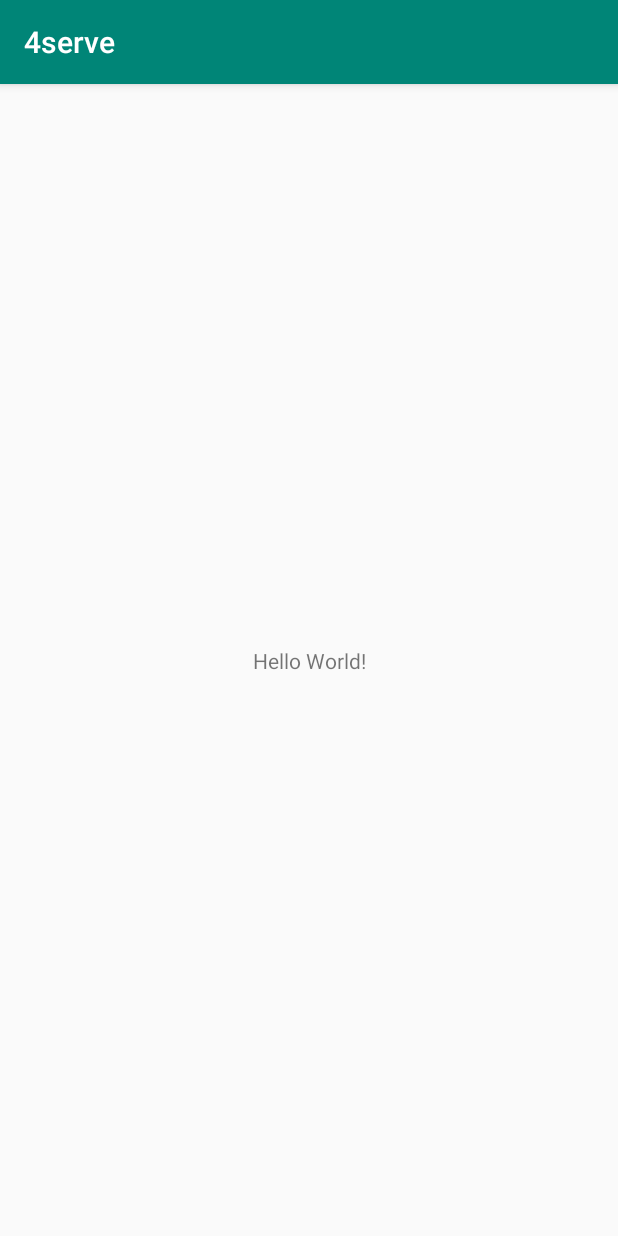
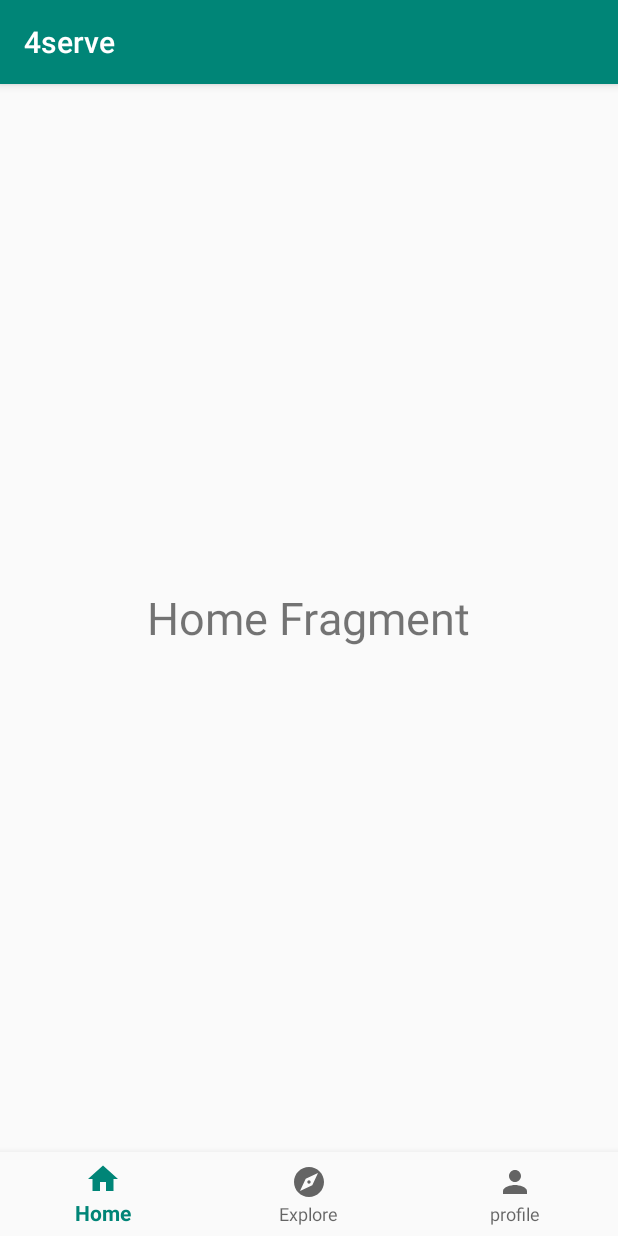
Before and after one commit to sowmya42/4serve, an Android app: the screen it shows after launch (MainActivity), on a phone screen of 412 x 824 dp. Run offline under Robolectric (Android 15) with nearby library versions, the phone set to English and light mode, and no system bars.

Commit message:
Started basic outline of bottom navigation between pages

```diff
--- a/app/build.gradle
+++ b/app/build.gradle
@@ -21,8 +21,10 @@ android {
 dependencies {
     implementation fileTree(dir: 'libs', include: ['*.jar'])
     implementation 'com.android.support:appcompat-v7:28.0.0'
+    implementation 'com.android.support:design:28.0.0'
     implementation 'com.android.support.constraint:constraint-layout:1.1.3'
     testImplementation 'junit:junit:4.12'
     androidTestImplementation 'com.android.support.test:runner:1.0.2'
     androidTestImplementation 'com.android.support.test.espresso:espresso-core:3.0.2'
+    implementation 'com.android.support:design:28.0.0'
 }
--- /dev/null
+++ b/app/src/main/java/com/example/a4serve/HomeFragment.java
@@ -0,0 +1,17 @@
+package com.example.a4serve;
+
+import android.os.Bundle;
+import android.support.annotation.NonNull;
+import android.support.annotation.Nullable;
+import android.support.v4.app.Fragment;
+import android.view.LayoutInflater;
+import android.view.View;
+import android.view.ViewGroup;
+
+public class HomeFragment extends Fragment {
+    @Nullable
+    @Override
+    public View onCreateView(@NonNull LayoutInflater inflater, @Nullable ViewGroup container, @Nullable Bundle savedInstanceState) {
+        return inflater.inflate(R.layout.fragment_home, container, false);
+    }
+}
--- a/app/src/main/java/com/example/a4serve/MainActivity.java
+++ b/app/src/main/java/com/example/a4serve/MainActivity.java
@@ -1,7 +1,11 @@
 package com.example.a4serve;
 
+import android.support.annotation.NonNull;
+import android.support.design.widget.BottomNavigationView;
+import android.support.v4.app.Fragment;
 import android.support.v7.app.AppCompatActivity;
 import android.os.Bundle;
+import android.view.MenuItem;
 
 public class MainActivity extends AppCompatActivity {
 
@@ -9,5 +13,37 @@ public class MainActivity extends AppCompatActivity {
     protected void onCreate(Bundle savedInstanceState) {
         super.onCreate(savedInstanceState);
         setContentView(R.layout.activity_main);
+
+        getSupportFragmentManager().beginTransaction().replace(R.id.fragment_container,
+                new HomeFragment()).commit();
+
+        BottomNavigationView bottomNav = findViewById(R.id.bottom_navigation);
+        bottomNav.setOnNavigationItemSelectedListener(navListener);
     }
+
+    private BottomNavigationView.OnNavigationItemSelectedListener navListener =
+            new BottomNavigationView.OnNavigationItemSelectedListener() {
+                @Override
+                public boolean onNavigationItemSelected(@NonNull MenuItem item) {
+                    Fragment selectedFragment = null;
+
+                    switch(item.getItemId()) {
+                        case R.id.nav_home:
+                            selectedFragment = new HomeFragment();
+                            break;
+                        case R.id.nav_explore:
+                            selectedFragment = new ExploreFragment();
+                            break;
+                        case R.id.nav_profile:
+                            selectedFragment = new ProfileFragment();
+                            break;
+
+                    }
+
+                    getSupportFragmentManager().beginTransaction().replace(R.id.fragment_container,
+                            selectedFragment).commit();
+
+                    return true;
+                }
+            };
 }
--- /dev/null
+++ b/app/src/main/res/drawable/ic_explore_black_24dp.xml
@@ -0,0 +1,9 @@
+<vector xmlns:android="http://schemas.android.com/apk/res/android"
+        android:width="24dp"
+        android:height="24dp"
+        android:viewportWidth="24.0"
+        android:viewportHeight="24.0">
+    <path
+        android:fillColor="#FF000000"
+        android:pathData="M12,10.9c-0.61,0 -1.1,0.49 -1.1,1.1s0.49,1.1 1.1,1.1c0.61,0 1.1,-0.49 1.1,-1.1s-0.49,-1.1 -1.1,-1.1zM12,2C6.48,2 2,6.48 2,12s4.48,10 10,10 10,-4.48 10,-10S17.52,2 12,2zM14.19,14.19L6,18l3.81,-8.19L18,6l-3.81,8.19z"/>
+</vector>
--- /dev/null
+++ b/app/src/main/res/drawable/ic_home_black_24dp.xml
@@ -0,0 +1,9 @@
+<vector xmlns:android="http://schemas.android.com/apk/res/android"
+        android:width="24dp"
+        android:height="24dp"
+        android:viewportWidth="24.0"
+        android:viewportHeight="24.0">
+    <path
+        android:fillColor="#FF000000"
+        android:pathData="M10,20v-6h4v6h5v-8h3L12,3 2,12h3v8z"/>
+</vector>
--- /dev/null
+++ b/app/src/main/res/drawable/ic_person_black_24dp.xml
@@ -0,0 +1,9 @@
+<vector xmlns:android="http://schemas.android.com/apk/res/android"
+        android:width="24dp"
+        android:height="24dp"
+        android:viewportWidth="24.0"
+        android:viewportHeight="24.0">
+    <path
+        android:fillColor="#FF000000"
+        android:pathData="M12,12c2.21,0 4,-1.79 4,-4s-1.79,-4 -4,-4 -4,1.79 -4,4 1.79,4 4,4zM12,14c-2.67,0 -8,1.34 -8,4v2h16v-2c0,-2.66 -5.33,-4 -8,-4z"/>
+</vector>
--- a/app/src/main/res/layout/activity_main.xml
+++ b/app/src/main/res/layout/activity_main.xml
@@ -1,5 +1,5 @@
 <?xml version="1.0" encoding="utf-8"?>
-<android.support.constraint.ConstraintLayout
+<RelativeLayout
     xmlns:android="http://schemas.android.com/apk/res/android"
     xmlns:tools="http://schemas.android.com/tools"
     xmlns:app="http://schemas.android.com/apk/res-auto"
@@ -7,13 +7,18 @@
     android:layout_height="match_parent"
     tools:context=".MainActivity">
 
-    <TextView
-        android:layout_width="wrap_content"
+    <FrameLayout
+        android:id="@+id/fragment_container"
+        android:layout_width="match_parent"
+        android:layout_height="match_parent"
+        android:layout_above="@id/bottom_navigation"/>
+
+    <android.support.design.widget.BottomNavigationView
+        android:id="@+id/bottom_navigation"
+        android:layout_width="match_parent"
         android:layout_height="wrap_content"
-        android:text="Hello World!"
-        app:layout_constraintBottom_toBottomOf="parent"
-        app:layout_constraintLeft_toLeftOf="parent"
-        app:layout_constraintRight_toRightOf="parent"
-        app:layout_constraintTop_toTopOf="parent" />
+        android:layout_alignParentBottom="true"
+        app:menu="@menu/bottom_navigation"
+        android:background="?android:attr/windowBackground"/>
 
-</android.support.constraint.ConstraintLayout>
+</RelativeLayout>
--- /dev/null
+++ b/app/src/main/res/layout/fragment_home.xml
@@ -0,0 +1,13 @@
+<?xml version="1.0" encoding="utf-8"?>
+<RelativeLayout
+    xmlns:android="http://schemas.android.com/apk/res/android" android:layout_width="match_parent"
+    android:layout_height="match_parent">
+
+    <TextView
+        android:layout_width="wrap_content"
+        android:layout_height="wrap_content"
+        android:text="Home Fragment"
+        android:textSize="30sp"
+        android:layout_centerInParent="true"/>
+
+</RelativeLayout>
--- /dev/null
+++ b/app/src/main/res/menu/bottom_navigation.xml
@@ -0,0 +1,19 @@
+<?xml version="1.0" encoding="utf-8"?>
+<menu xmlns:android="http://schemas.android.com/apk/res/android">
+
+    <item
+        android:id="@+id/nav_home"
+        android:icon="@drawable/ic_home_black_24dp"
+        android:title="Home" />
+
+    <item
+        android:id="@+id/nav_explore"
+        android:icon="@drawable/ic_explore_black_24dp"
+        android:title="Explore" />
+
+    <item
+        android:id="@+id/nav_profile"
+        android:icon="@drawable/ic_person_black_24dp"
+        android:title="profile" />
+
+</menu>
```
Also changed, not shown: app/src/main/java/com/example/a4serve/ExploreFragment.java (added, +17 -0 lines), app/src/main/java/com/example/a4serve/ProfileFragment.java (added, +17 -0 lines), app/src/main/res/layout/fragment_explore.xml (added, +13 -0 lines), app/src/main/res/layout/fragment_profile.xml (added, +13 -0 lines), 2233 other files.
